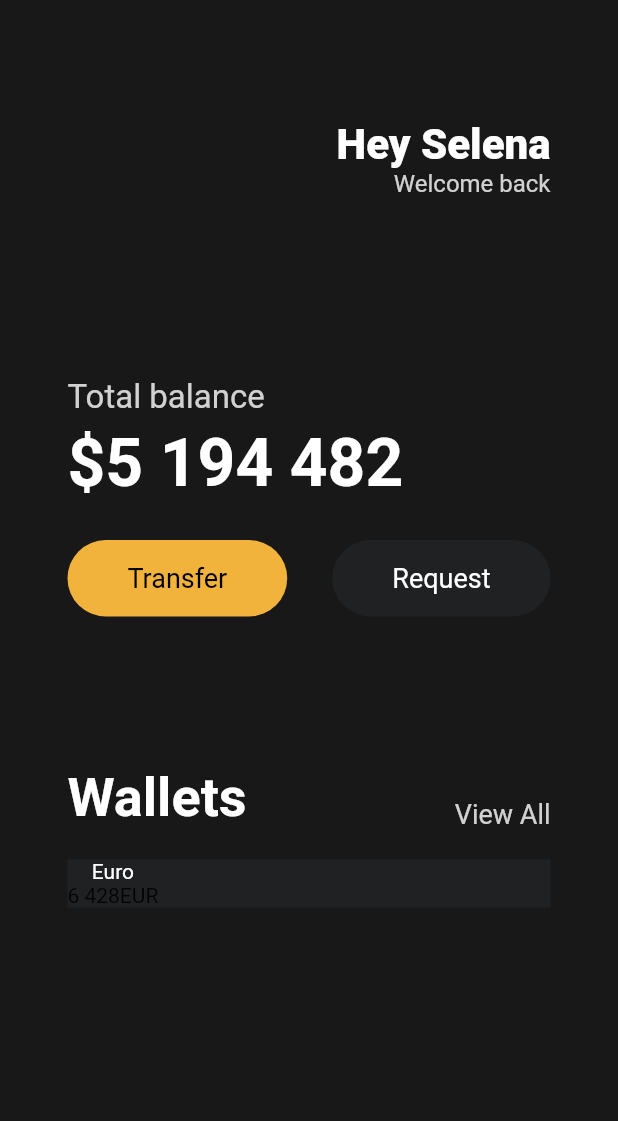
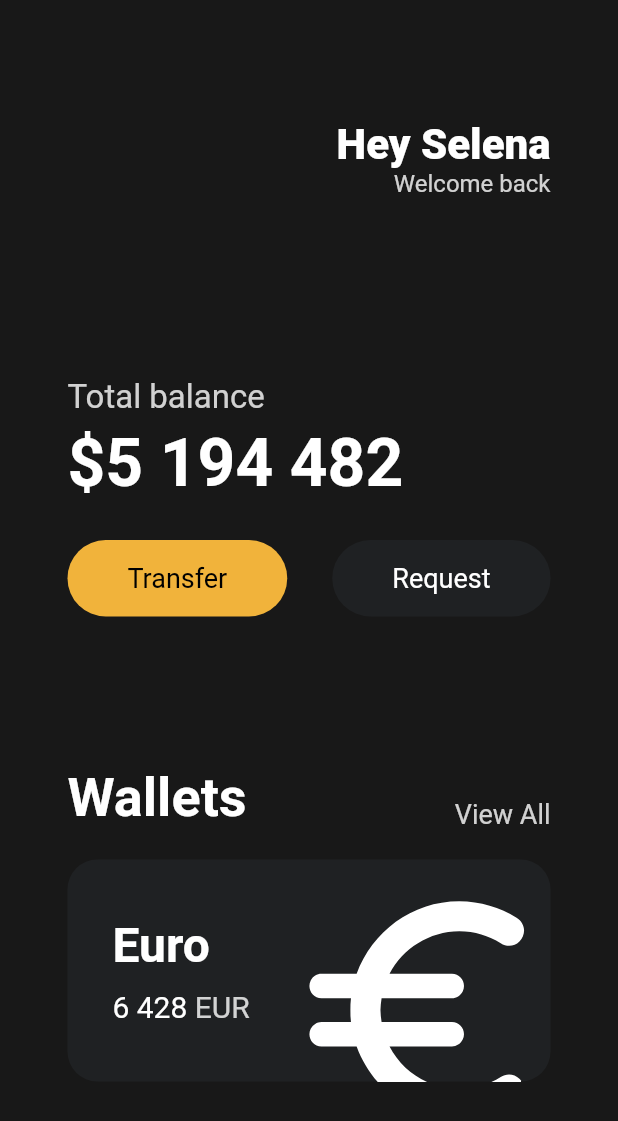
Before and after one commit to MalMyeong/clonecoding_ver1, a Flutter app: the screen it shows after launch, on a phone screen of 412 x 824 dp. Shown: the top 1121 px of the screen. Run offline on Flutter 3.47's test engine with Material 2 defaults, Android fonts, the phone set to English and light mode, and no system bars.

Commit message:
make card

```diff
--- a/lib/main.dart
+++ b/lib/main.dart
@@ -110,31 +110,65 @@ class App extends StatelessWidget {
                 height: 20,
               ),
               Container(
-                decoration: const BoxDecoration(
-                  color: Color(0xFF1F2123),
-                ),
+                clipBehavior: Clip.hardEdge,
+                decoration: BoxDecoration(
+                    color: const Color(0xFF1F2123),
+                    borderRadius: BorderRadius.circular(20)),
+                child: Padding(
+                  padding: const EdgeInsets.all(30),
                   child: Row(
+                    mainAxisAlignment: MainAxisAlignment.spaceBetween,
                     children: [
                       Column(
+                        crossAxisAlignment: CrossAxisAlignment.start,
                         children: [
                           const Text(
                             'Euro',
                             style: TextStyle(
                               color: Colors.white,
+                              fontSize: 32,
+                              fontWeight: FontWeight.w600,
                             ),
                           ),
                           const SizedBox(
-                          height: 0,
+                            height: 10,
                           ),
                           Row(
-                          children: const [
-                            Text('6 428'),
-                            Text('EUR'),
+                            children: [
+                              const Text(
+                                '6 428',
+                                style: TextStyle(
+                                  color: Colors.white,
+                                  fontSize: 20,
+                                ),
+                              ),
+                              const SizedBox(
+                                width: 5,
+                              ),
+                              Text(
+                                'EUR',
+                                style: TextStyle(
+                                  color: Colors.white.withOpacity(0.8),
+                                  fontSize: 20,
+                                ),
+                              ),
                             ],
                           ),
                         ],
                       ),
+                      Transform.scale(
+                        scale: 2.2,
+                        child: Transform.translate(
+                          offset: const Offset(-5, 12),
+                          child: const Icon(
+                            Icons.euro_rounded,
+                            color: Colors.white,
+                            size: 88,
+                          ),
+                        ),
+                      ),
                     ],
+                  ),
                 ),
               ),
             ],
```
Lines whose indentation alone changed are shown as unchanged.
